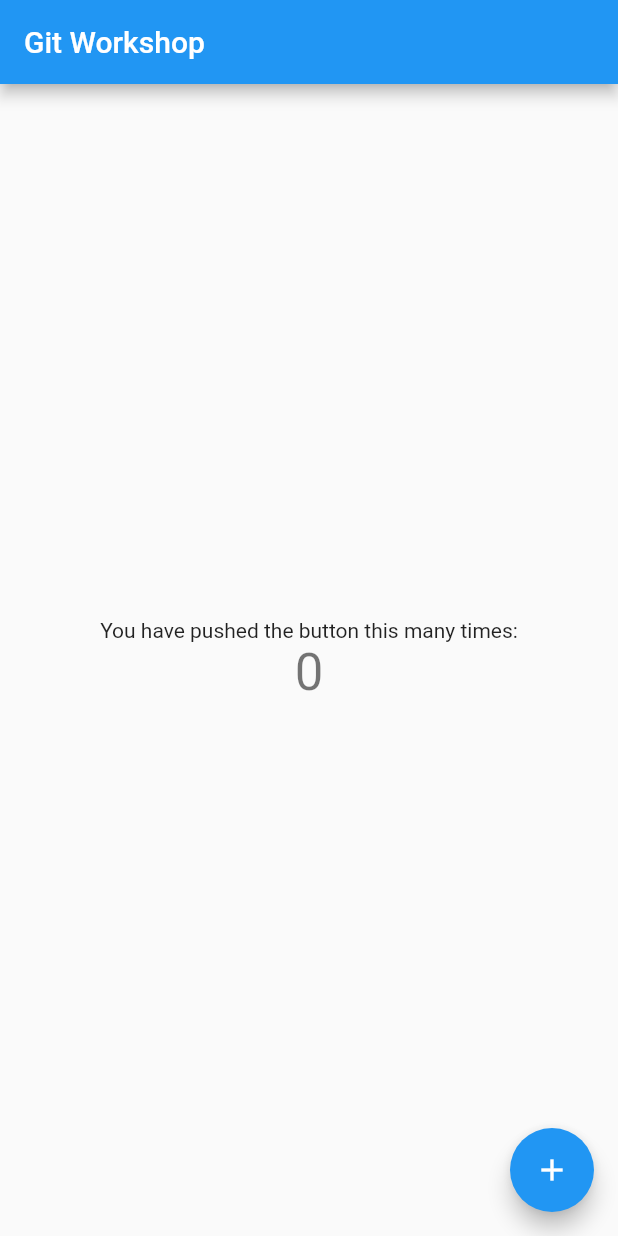
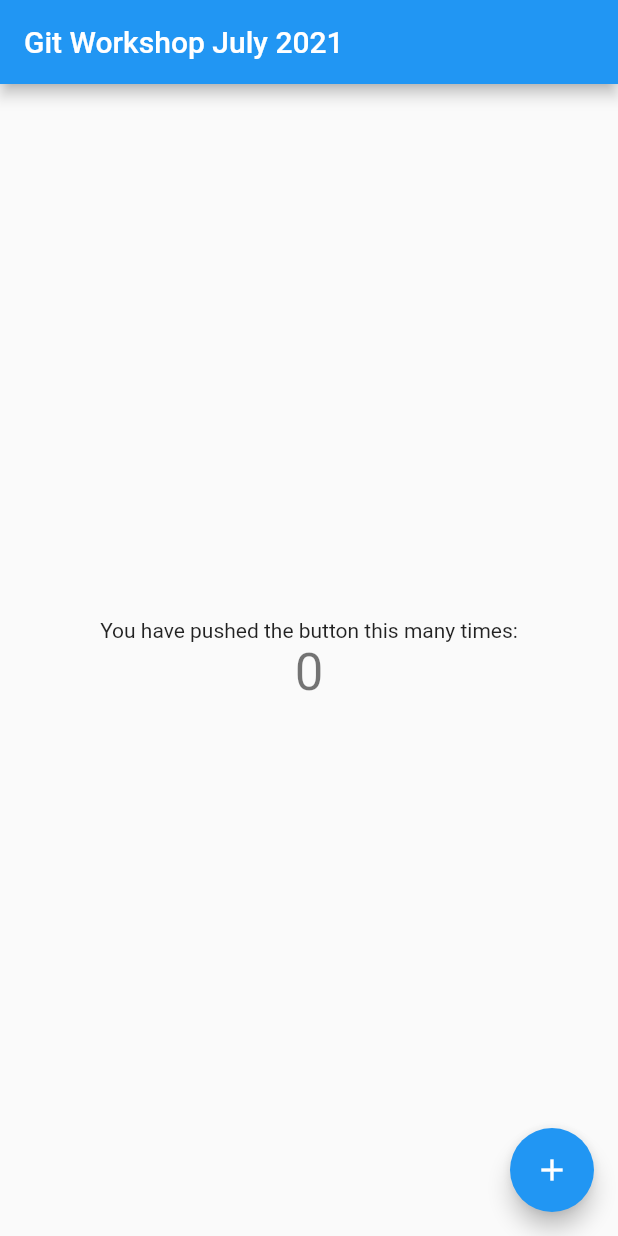
Before and after one commit to gazialankus/git_workshop_july_2021, a Flutter app: the screen it shows after launch, on a phone screen of 412 x 824 dp. Run offline on Flutter 3.47's test engine with Material 2 defaults, Android fonts, the phone set to English and light mode, and no system bars.

Commit message:
Changes related to workshop

```diff
--- a/lib/main.dart
+++ b/lib/main.dart
@@ -13,7 +13,7 @@ class MyApp extends StatelessWidget {
       theme: ThemeData(
         primarySwatch: Colors.blue,
       ),
-      home: MyHomePage(title: 'Git Workshop'),
+      home: MyHomePage(title: 'Git Workshop July 2021'),
     );
   }
 }
--- a/lib/ui/my_home_page.dart
+++ b/lib/ui/my_home_page.dart
@@ -1,5 +1,6 @@
 import 'package:flutter/material.dart';
 
+// created during git workshop
 class MyHomePage extends StatefulWidget {
   MyHomePage({Key? key, required this.title}) : super(key: key);
 
```
